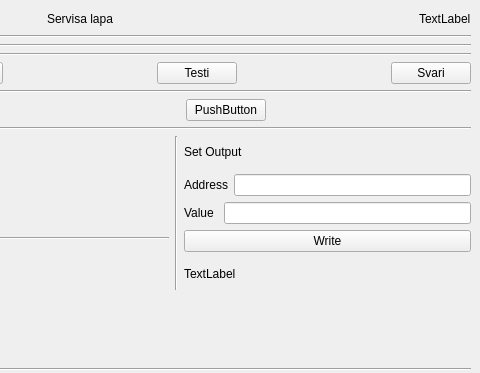
Old version of the form hwservice.ui in the repository kasarkonic/Sauka1; both pictures show x 320 to 800 and y 0 to 373 of the 800 by 600 pixel window.
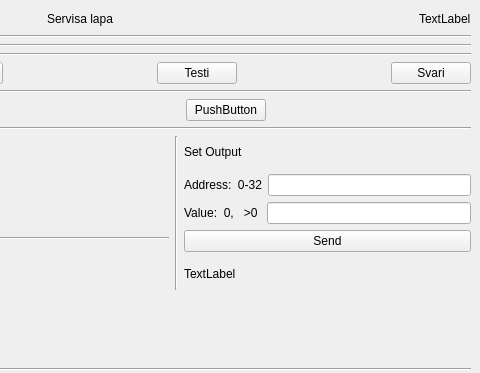
New version of the form.

Diff of the .ui file:
```diff
--- a/hwservice.ui
+++ b/hwservice.ui
@@ -362,7 +362,7 @@
           <item>
            <widget class="QLabel" name="label_6">
             <property name="text">
-             <string>Address</string>
+             <string>Address:  0-32</string>
             </property>
            </widget>
           </item>
@@ -376,7 +376,7 @@
           <item>
            <widget class="QLabel" name="label_7">
             <property name="text">
-             <string>Value </string>
+             <string>Value:  0,   &gt;0 </string>
             </property>
            </widget>
           </item>
@@ -388,7 +388,7 @@
         <item>
          <widget class="QPushButton" name="pushButton_Out_write">
           <property name="text">
-           <string>Write</string>
+           <string>Send</string>
           </property>
          </widget>
         </item>
```
Left out of the diff: 2 changed lines with no effect on the pictures.
